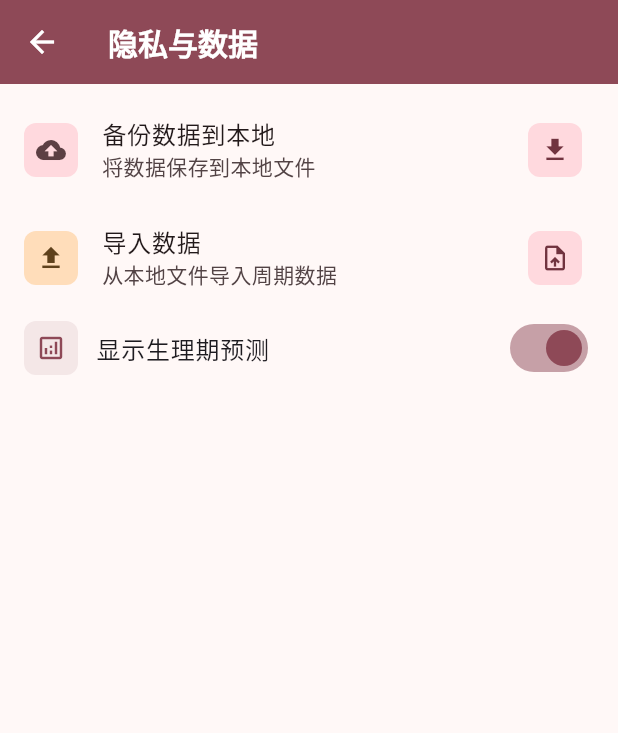
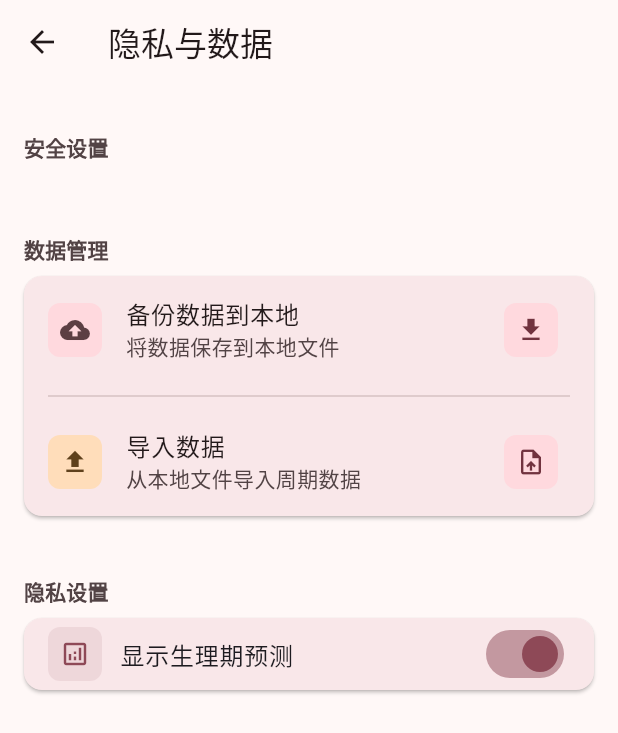
Before and after one commit to zack-zhc/period-record, a Flutter app: the PrivacyDataPage screen opened directly, on a phone screen of 412 x 824 dp. Shown: the top 733 px of the screen. Run offline on Flutter 3.47's test engine with Material 3 defaults, Android fonts, the phone set to English and light mode, and no system bars; our stand-ins replace file_picker, local_auth, package_info_plus, shared_preferences, sqflite, table_calendar; missing offline and left inert: encrypt, local_auth_android; accounts and stored records are empty.

Commit message:
“隐私”页面更新md设计风格

```diff
--- a/lib/pages/privacy_data_page.dart
+++ b/lib/pages/privacy_data_page.dart
@@ -3,7 +3,6 @@ import 'package:period_record/components/biometric_lock_tile.dart';
 import 'package:period_record/components/data_backup_tile.dart';
 import 'package:period_record/components/data_import_tile.dart';
 import 'package:period_record/components/prediction_switch_tile.dart';
-import 'package:period_record/theme/app_colors.dart';
 
 class PrivacyDataPage extends StatefulWidget {
   const PrivacyDataPage({super.key});
@@ -15,61 +14,93 @@ class PrivacyDataPage extends StatefulWidget {
 class _PrivacyDataPageState extends State<PrivacyDataPage> {
   @override
   Widget build(BuildContext context) {
-    final colors = AppColors.of(context);
-    final isDark = Theme.of(context).brightness == Brightness.dark;
-
     return Scaffold(
-      appBar: _buildAppBar(context, colors, isDark),
+      // 使用Material 3的AppBar设计
+      appBar: AppBar(title: const Text('隐私与数据'), centerTitle: false),
       body: Container(
-        color: Theme.of(context).colorScheme.surface,
+        color:
+            Theme.of(
+              context,
+            ).colorScheme.surface, // 使用Material Design默认的background颜色
         child: ListView(
-          padding: const EdgeInsets.symmetric(vertical: 8),
+          padding: const EdgeInsets.only(top: 16.0, bottom: 24.0),
+          children: [
+            // 安全设置组
+            _buildSettingsGroup(
+              context,
+              title: '安全设置',
               children: [
                 // 生物识别
                 BiometricLockTile(forceShow: false),
+              ],
+            ),
 
+            const SizedBox(height: 24),
+
+            // 数据管理组
+            _buildSettingsGroup(
+              context,
+              title: '数据管理',
+              children: [
                 // 数据备份
                 const DataBackupTile(),
-
+                // 添加分隔线
+                const Divider(indent: 16, endIndent: 16),
                 // 数据导入
                 const DataImportTile(),
+              ],
+            ),
 
+            const SizedBox(height: 24),
+
+            // 隐私设置组
+            _buildSettingsGroup(
+              context,
+              title: '隐私设置',
+              children: [
                 // 预测设置
                 const PredictionSwitchTile(),
-
-            const SizedBox(height: 32),
+              ],
+            ),
           ],
         ),
       ),
     );
   }
 
-  PreferredSizeWidget _buildAppBar(
-    BuildContext context,
-    ThemeColors colors,
-    bool isDark,
-  ) {
-    return AppBar(
-      elevation: 4.0,
-      backgroundColor: isDark ? colors.surface : colors.primary,
-      title: Text(
-        '隐私与数据',
-        style: TextStyle(
-          fontWeight: FontWeight.bold,
-          color: isDark ? colors.onSurface : colors.onPrimary,
-          fontSize: 20,
+  // Material 3风格的设置项组
+  Widget _buildSettingsGroup(
+    BuildContext context, {
+    required String title,
+    required List<Widget> children,
+  }) {
+    return Column(
+      crossAxisAlignment: CrossAxisAlignment.start,
+      children: [
+        // 分组标题 - 符合Material 3规范
+        Padding(
+          padding: const EdgeInsets.only(left: 16.0, top: 16.0, bottom: 8.0),
+          child: Text(
+            title,
+            style: Theme.of(context).textTheme.labelLarge?.copyWith(
+              color: Theme.of(context).colorScheme.onSurfaceVariant,
+              fontWeight: FontWeight.w600,
             ),
           ),
-      leading: IconButton(
-        onPressed: () => Navigator.of(context).pop(),
-        icon: Icon(
-          Icons.arrow_back,
-          color: isDark ? colors.onSurface : colors.onPrimary,
-          size: 24,
         ),
+
+        // 分组内容卡片 - Material 3风格的卡片
+        Card(
+          elevation: 1,
+          shadowColor: Theme.of(context).colorScheme.shadow,
+          surfaceTintColor: Theme.of(context).colorScheme.surfaceTint,
+          margin: const EdgeInsets.symmetric(horizontal: 16.0),
+          shape: RoundedRectangleBorder(
+            borderRadius: BorderRadius.circular(12),
           ),
+          child: Column(children: children),
+        ),
+      ],
     );
   }
-
-
 }
```
Lines whose indentation alone changed are shown as unchanged.
